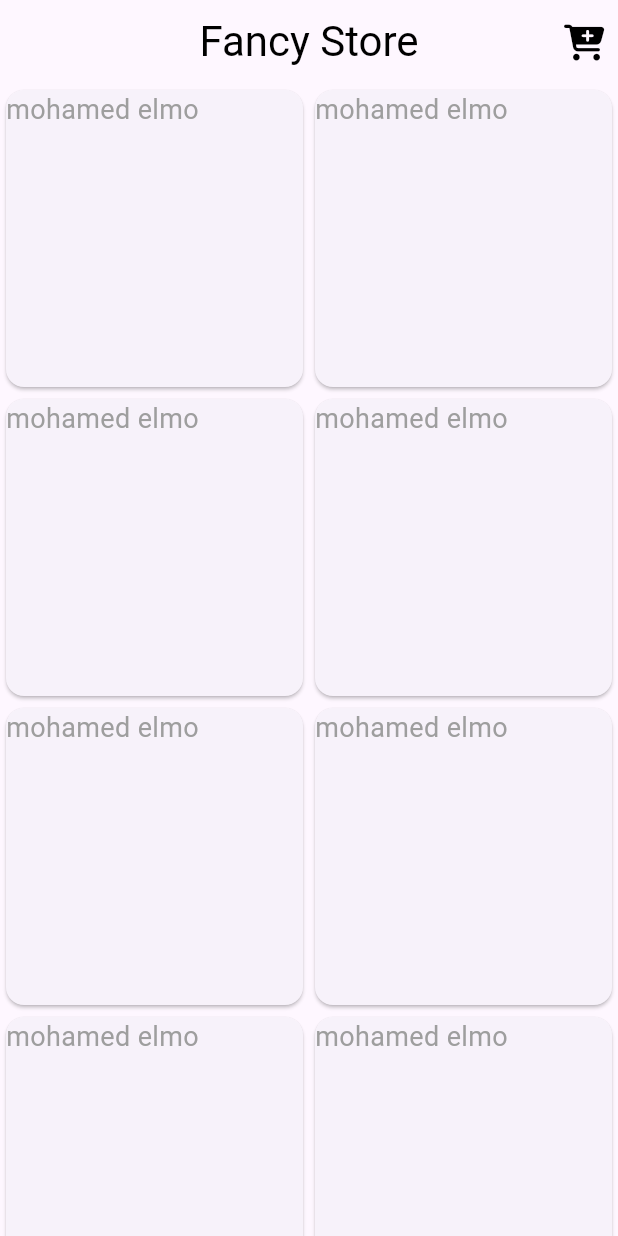
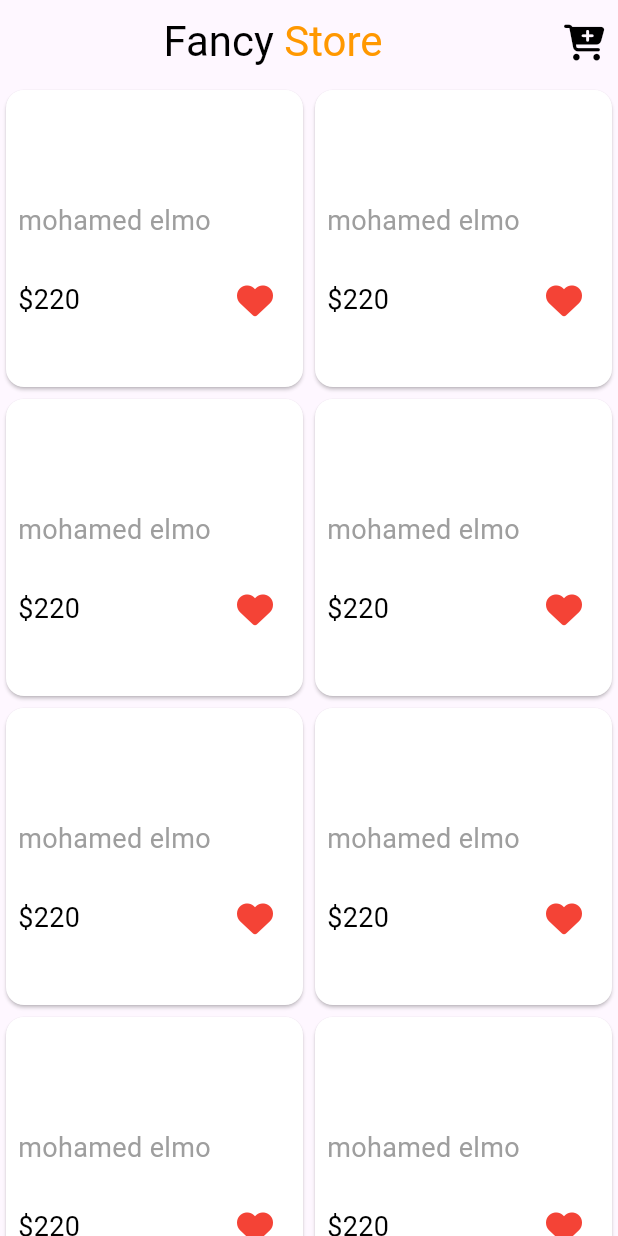
Before and after one commit to Melmohands22/Store-App, a Flutter app: the screen it shows after launch, on a phone screen of 412 x 824 dp. Run offline on Flutter 3.47's test engine with Material 3 defaults, Android fonts, the phone set to English and light mode, and no system bars; our stand-ins replace font_awesome_flutter.

Commit message:
edit card

```diff
--- a/lib/views/homeView.dart
+++ b/lib/views/homeView.dart
@@ -2,9 +2,15 @@ import 'package:flutter/material.dart';
 import 'package:flutter/widgets.dart';
 import 'package:font_awesome_flutter/font_awesome_flutter.dart';
 
-class HomeView extends StatelessWidget {
+class HomeView extends StatefulWidget {
   const HomeView({super.key});
   static String id = 'HomeView';
+
+  @override
+  State<HomeView> createState() => _HomeViewState();
+}
+
+class _HomeViewState extends State<HomeView> {
   @override
   Widget build(BuildContext context) {
     return Scaffold(
@@ -15,22 +21,63 @@ class HomeView extends StatelessWidget {
               icon: Icon(FontAwesomeIcons.cartPlus, color: Colors.black),
             )
           ],
-        centerTitle: true,
           elevation: 0,
-        title: Text(
-          'Fancy Store',
+          title: Row(
+            mainAxisAlignment: MainAxisAlignment.center,
+            children: [
+              Text(
+                'Fancy',
                 style: TextStyle(fontSize: 28, color: Colors.black),
               ),
+              Text(
+                ' Store',
+                style: TextStyle(fontSize: 28, color: Colors.orange),
               ),
+            ],
+          )),
       body: GridView.builder(
           gridDelegate:
               SliverGridDelegateWithFixedCrossAxisCount(crossAxisCount: 2),
           itemBuilder: (context, index) {
-            return Card(
-              child: const Text(
+            return Container(
+              height: 130,
+              width: 220,
+              child: Card(
+                  color: Colors.white,
+                  child: Padding(
+                    padding: const EdgeInsets.symmetric(horizontal: 8.0),
+                    child: Column(
+                      crossAxisAlignment: CrossAxisAlignment.start,
+                      children: [
+                        SizedBox(
+                          height: 74,
+                        ),
+                        Text(
                           'mohamed elmo',
                           style: TextStyle(fontSize: 18, color: Colors.grey),
                         ),
+                        SizedBox(
+                          height: 16,
+                        ),
+                        Row(
+                          mainAxisAlignment: MainAxisAlignment.spaceBetween,
+                          children: [
+                            Text(
+                              r'$220',
+                              style:
+                                  TextStyle(fontSize: 18, color: Colors.black),
+                            ),
+                            IconButton(
+                                onPressed: () {},
+                                icon: Icon(
+                                  FontAwesomeIcons.solidHeart,
+                                  color: Colors.red,
+                                ))
+                          ],
+                        )
+                      ],
+                    ),
+                  )),
             );
           }),
     );
```
Also changed, not shown: pubspec.yaml (+8 -0 lines), assets/images/1024.png (added), pubspec.lock. Lines whose indentation alone changed are shown as unchanged.
